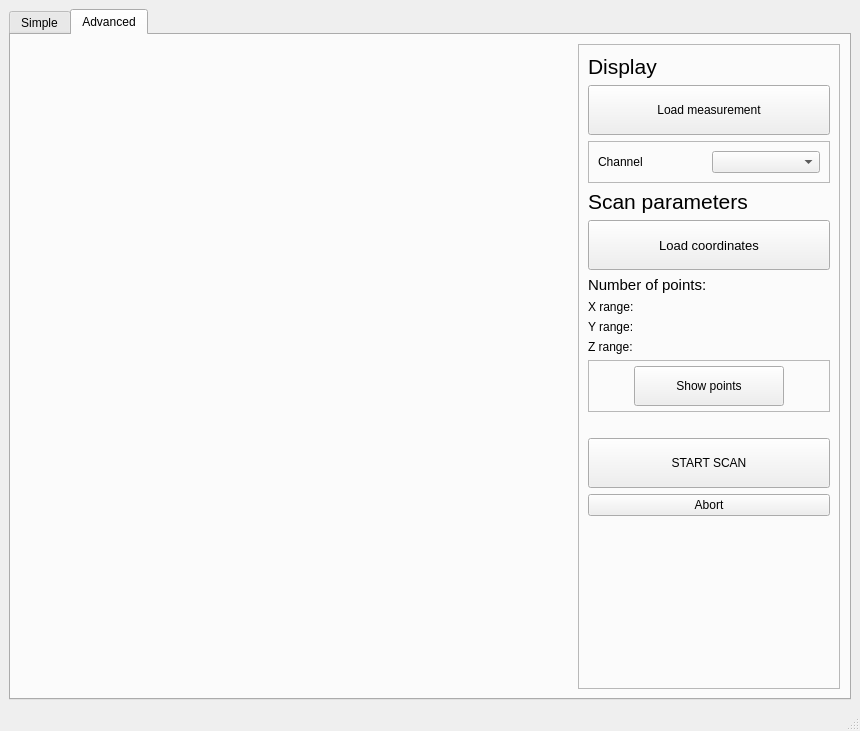
Above: mirrorApp.ui from OpenModHub/MirrorScan before the change. Below: the same form after it.
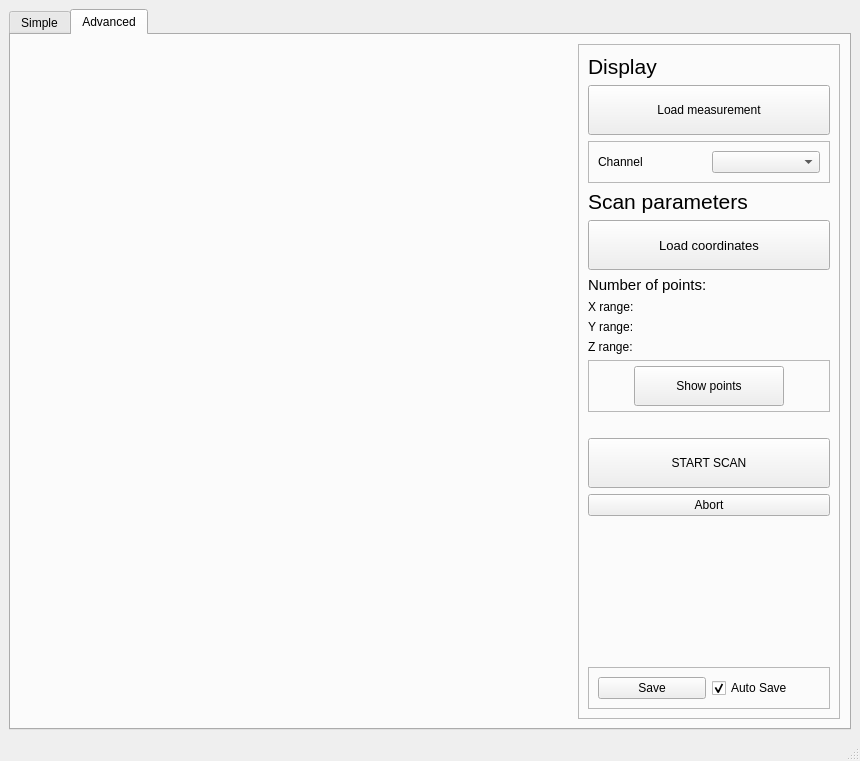
That is the form after the change. Custom widgets are drawn as their Qt base class.

Commit message: Save data for advanced mode is implemented

What changed in the file:
```diff
--- a/mirrorApp.ui
+++ b/mirrorApp.ui
@@ -7,7 +7,7 @@
     <x>0</x>
     <y>0</y>
     <width>860</width>
-    <height>731</height>
+    <height>761</height>
    </rect>
   </property>
   <property name="windowTitle">
@@ -1036,6 +1036,35 @@
              </property>
             </spacer>
            </item>
+           <item>
+            <widget class="QFrame" name="adv_save_frame">
+             <property name="frameShape">
+              <enum>QFrame::StyledPanel</enum>
+             </property>
+             <property name="frameShadow">
+              <enum>QFrame::Raised</enum>
+             </property>
+             <layout class="QHBoxLayout" name="horizontalLayout_10">
+              <item>
+               <widget class="QPushButton" name="adv_save_button">
+                <property name="text">
+                 <string>Save</string>
+                </property>
+               </widget>
+              </item>
+              <item>
+               <widget class="QCheckBox" name="adv_autosave_checkbox">
+                <property name="text">
+                 <string>Auto Save</string>
+                </property>
+                <property name="checked">
+                 <bool>true</bool>
+                </property>
+               </widget>
+              </item>
+             </layout>
+            </widget>
+           </item>
           </layout>
          </widget>
         </item>
```
Left out of the diff: 4 changed lines with no effect on the pictures. The commit also changes 1 other file.
